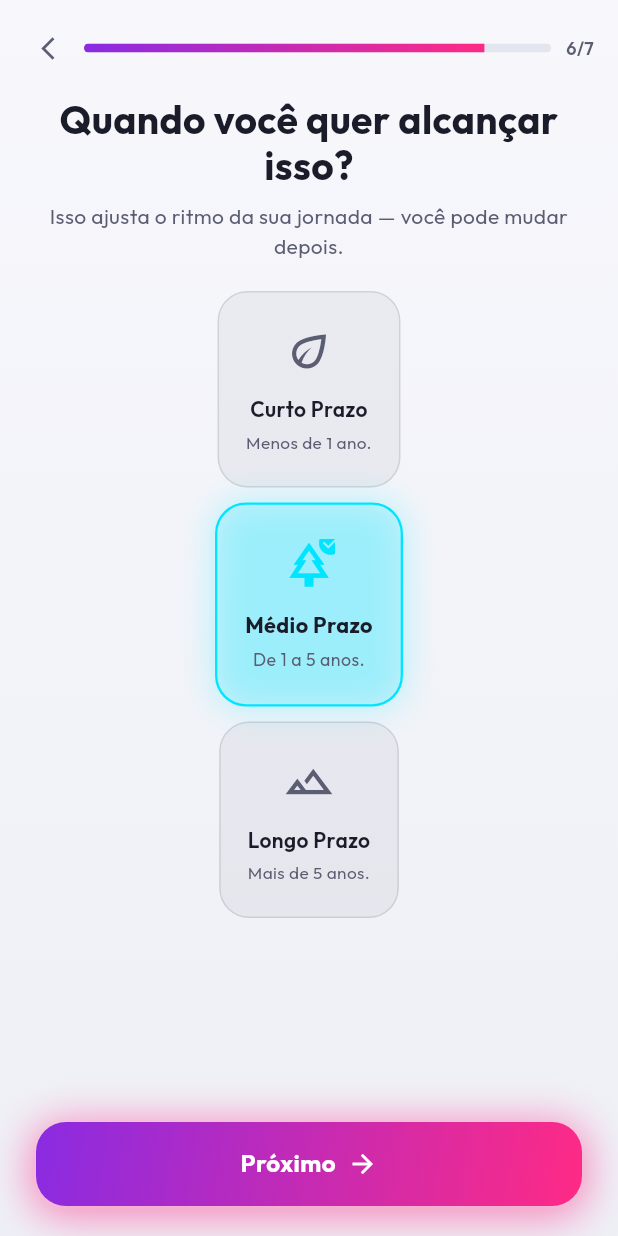
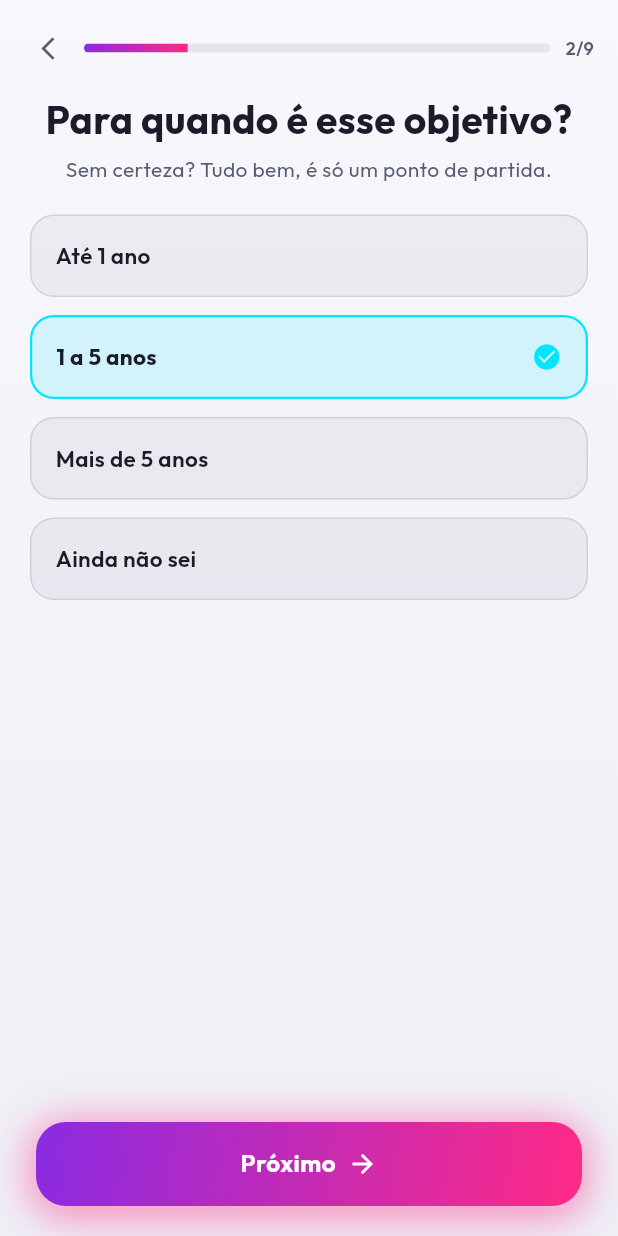
Before and after one commit to AfonsoFernando051/Petrimonium-Academy, a Flutter app: the TimeHorizonScreen screen opened directly, on a phone screen of 412 x 824 dp. Run offline on Flutter 3.47's test engine with Material 3 defaults, Android fonts, the phone set to English and light mode, and no system bars; our stand-ins replace fl_chart, flutter_markdown_plus, flutter_secure_storage, google_fonts, google_sign_in, lottie and 5 more; accounts and stored records are empty; statements that could not run were skipped.

Commit message:
feat: update investment horizon options and adjust onboarding steps for clarity

```diff
--- a/lib/core/utils/translator.dart
+++ b/lib/core/utils/translator.dart
@@ -124,9 +124,8 @@ class Translator {
       AppStrings.missionCompleteLabel: "Missão Concluída",
       AppStrings.missionCompoundInterestTitle: "Aprenda sobre juros compostos",
 
-      AppStrings.timeHorizonTitle: "Quando você quer alcançar isso?",
-      AppStrings.timeHorizonSubtitle:
-          "Isso ajusta o ritmo da sua jornada — você pode mudar depois.",
+      AppStrings.timeHorizonTitle: "Para quando é esse objetivo?",
+      AppStrings.timeHorizonSubtitle: "Sem certeza? Tudo bem, é só um ponto de partida.",
 
       AppStrings.journeyReadyTitle: "Sua jornada está pronta.",
       AppStrings.journeyReadySubtitle: "Agora é hora de começar a evoluir.",
@@ -750,9 +749,8 @@ class Translator {
       AppStrings.missionCompleteLabel: "Mission Complete",
       AppStrings.missionCompoundInterestTitle: "Learn about compound interest",
 
-      AppStrings.timeHorizonTitle: "When do you want to achieve it?",
-      AppStrings.timeHorizonSubtitle:
-          "This paces your journey — you can change it later.",
+      AppStrings.timeHorizonTitle: "When is this goal for?",
+      AppStrings.timeHorizonSubtitle: "Not sure? That's fine, it's just a starting point.",
 
       AppStrings.journeyReadyTitle: "Your journey is ready.",
       AppStrings.journeyReadySubtitle: "Now it's time to start evolving.",
@@ -1374,9 +1372,8 @@ class Translator {
       AppStrings.missionCompoundInterestTitle:
           "Aprende sobre el interés compuesto",
 
-      AppStrings.timeHorizonTitle: "¿Cuándo quieres lograrlo?",
-      AppStrings.timeHorizonSubtitle:
-          "Esto marca el ritmo de tu viaje — puedes cambiarlo después.",
+      AppStrings.timeHorizonTitle: "¿Para cuándo es ese objetivo?",
+      AppStrings.timeHorizonSubtitle: "¿No estás seguro? Está bien, es solo un punto de partida.",
 
       AppStrings.journeyReadyTitle: "Tu viaje está listo.",
       AppStrings.journeyReadySubtitle:
--- a/lib/features/onboarding/presentation/screens/financial_goal_screen.dart
+++ b/lib/features/onboarding/presentation/screens/financial_goal_screen.dart
@@ -50,8 +50,8 @@ class _FinancialGoalScreenState extends State<FinancialGoalScreen> {
   @override
   Widget build(BuildContext context) {
     return OnboardingScaffold(
-      step: 5,
-      totalSteps: 7,
+      step: 1,
+      totalSteps: 9,
       title: Translator.translate(AppStrings.financialGoalTitle),
       subtitle: Translator.translate(AppStrings.financialGoalSubtitle),
       ctaLabel: Translator.translate(AppStrings.financialGoalContinue),
--- a/lib/features/onboarding/presentation/screens/time_horizon_screen.dart
+++ b/lib/features/onboarding/presentation/screens/time_horizon_screen.dart
@@ -20,7 +20,7 @@ class TimeHorizonScreen extends StatefulWidget {
 }
 
 class _TimeHorizonScreenState extends State<TimeHorizonScreen> {
-  InvestmentHorizonEnum _selected = InvestmentHorizonEnum.mediumTerm;
+  InvestmentHorizonEnum _selected = InvestmentHorizonEnum.oneToFiveYears;
   bool _isSaving = false;
 
   void _select(InvestmentHorizonEnum horizon) {
@@ -46,9 +46,8 @@ class _TimeHorizonScreenState extends State<TimeHorizonScreen> {
   @override
   Widget build(BuildContext context) {
     return OnboardingScaffold(
-      step: 6,
-      totalSteps: 7,
-      maxContentWidth: 760,
+      step: 2,
+      totalSteps: 9,
       title: Translator.translate(AppStrings.timeHorizonTitle),
       subtitle: Translator.translate(AppStrings.timeHorizonSubtitle),
       ctaLabel: Translator.translate(AppStrings.onboardingNext),
@@ -57,65 +56,11 @@ class _TimeHorizonScreenState extends State<TimeHorizonScreen> {
       body: Column(
         mainAxisSize: MainAxisSize.min,
         children: [
-          LayoutBuilder(
-            builder: (context, constraints) {
-              final isWide = constraints.maxWidth > 620;
-              final cards = [
           for (final horizon in InvestmentHorizonEnum.values)
-                  _HorizonCard(
+            _HorizonRow(
               horizon: horizon,
               isSelected: horizon == _selected,
               onTap: () => _select(horizon),
-                    expand: isWide,
-                  ),
-              ];
-              if (!isWide) {
-                return Column(
-                  mainAxisSize: MainAxisSize.min,
-                  children: [
-                    for (final c in cards)
-                      Padding(
-                        padding: const EdgeInsets.only(bottom: 12),
-                        child: c,
-                      ),
-                  ],
-                );
-              }
-              return Stack(
-                alignment: Alignment.center,
-                children: [
-                  Container(
-                    height: 1.5,
-                    margin: const EdgeInsets.symmetric(horizontal: 48),
-                    decoration: BoxDecoration(
-                      gradient: LinearGradient(
-                        colors: [
-                          AppColors.neonCyan.withValues(alpha: 0.05),
-                          AppColors.neonCyan.withValues(alpha: 0.35),
-                          AppColors.neonPink.withValues(alpha: 0.05),
-                        ],
-                      ),
-                    ),
-                  ),
-                  IntrinsicHeight(
-                    child: Row(
-                      crossAxisAlignment: CrossAxisAlignment.stretch,
-                      children: [
-                        for (final c in cards)
-                          Expanded(
-                            child: Padding(
-                              padding: const EdgeInsets.symmetric(
-                                horizontal: 8,
-                              ),
-                              child: c,
-                            ),
-                          ),
-                      ],
-                    ),
-                  ),
-                ],
-              );
-            },
             ),
         ],
       ),
@@ -123,100 +68,47 @@ class _TimeHorizonScreenState extends State<TimeHorizonScreen> {
   }
 }
 
-class _HorizonCard extends StatelessWidget {
-  const _HorizonCard({
-    required this.horizon,
-    required this.isSelected,
-    required this.onTap,
-    required this.expand,
-  });
+class _HorizonRow extends StatelessWidget {
+  const _HorizonRow({required this.horizon, required this.isSelected, required this.onTap});
 
   final InvestmentHorizonEnum horizon;
   final bool isSelected;
   final VoidCallback onTap;
-  final bool expand;
 
   @override
   Widget build(BuildContext context) {
     final tokens = context.colors;
-    return Material(
+    return Padding(
+      padding: const EdgeInsets.only(bottom: 12),
+      child: Material(
         color: Colors.transparent,
         child: InkWell(
           onTap: onTap,
-        borderRadius: BorderRadius.circular(20),
-        child: AnimatedScale(
-          scale: isSelected ? 1.03 : 1.0,
-          duration: const Duration(milliseconds: 180),
-          curve: Curves.easeOut,
+          borderRadius: BorderRadius.circular(16),
           child: AnimatedContainer(
             duration: const Duration(milliseconds: 180),
-            padding: const EdgeInsets.symmetric(horizontal: 18, vertical: 22),
+            padding: const EdgeInsets.symmetric(horizontal: 16, vertical: 16),
             decoration: BoxDecoration(
-              color: isSelected
-                  ? AppColors.neonCyan.withValues(alpha: 0.14)
-                  : tokens.textPrimary.withValues(alpha: 0.05),
-              borderRadius: BorderRadius.circular(20),
+              color: isSelected ? AppColors.neonCyan.withValues(alpha: 0.14) : tokens.textPrimary.withValues(alpha: 0.05),
+              borderRadius: BorderRadius.circular(16),
               border: Border.all(
-                color: isSelected
-                    ? AppColors.neonCyan
-                    : tokens.textPrimary.withValues(alpha: 0.12),
+                color: isSelected ? AppColors.neonCyan : tokens.textPrimary.withValues(alpha: 0.12),
                 width: isSelected ? 1.5 : 1,
               ),
-              boxShadow: isSelected
-                  ? [
-                      BoxShadow(
-                        color: AppColors.neonCyan.withValues(alpha: 0.25),
-                        blurRadius: 18,
-                        spreadRadius: 1,
             ),
-                    ]
-                  : null,
-            ),
-            child: Column(
-              mainAxisSize: MainAxisSize.min,
+            child: Row(
               children: [
-                Stack(
-                  alignment: Alignment.center,
-                  children: [
-                    Icon(
-                      horizon.icon,
-                      color: isSelected
-                          ? AppColors.neonCyan
-                          : tokens.textSecondary,
-                      size: 34,
-                    ),
-                    if (isSelected)
-                      const Positioned(
-                        right: -6,
-                        top: -6,
-                        child: Icon(
-                          Icons.check_circle,
-                          color: AppColors.neonCyan,
-                          size: 18,
-                        ),
-                      ),
-                  ],
-                ),
-                const SizedBox(height: 12),
-                Text(
+                Expanded(
+                  child: Text(
                     horizon.label,
-                  textAlign: TextAlign.center,
                     style: TextStyle(
                       color: tokens.textPrimary,
-                    fontSize: 14,
+                      fontSize: 15,
                       fontWeight: isSelected ? FontWeight.bold : FontWeight.w600,
                     ),
                   ),
-                const SizedBox(height: 4),
-                Text(
-                  horizon.description,
-                  textAlign: TextAlign.center,
-                  style: TextStyle(
-                    color: tokens.textSecondary,
-                    fontSize: 11.5,
-                    height: 1.3,
                 ),
-                ),
+                if (isSelected) const Icon(Icons.check_circle, color: AppColors.neonCyan, size: 20),
               ],
             ),
           ),
--- a/lib/features/pet/data/models/investment_horizon_enum.dart
+++ b/lib/features/pet/data/models/investment_horizon_enum.dart
@@ -1,37 +1,21 @@
-import 'package:flutter/material.dart';
-
 /// How long the user expects to keep investing before needing the money
-/// back, chosen during pet profile creation. Mirrors the onboarding
-/// assessment's "horizonte de tempo" question, kept as a standalone
-/// selection here rather than a scored risk input.
-enum InvestmentHorizonEnum { shortTerm, mediumTerm, longTerm }
+/// back, chosen during onboarding's "Para quando é esse objetivo?" step.
+/// Matches the Notion mockup's 4 concrete options exactly (a "not sure yet"
+/// option, not just three abstract terms).
+enum InvestmentHorizonEnum { upToOneYear, oneToFiveYears, moreThanFiveYears, notSureYet }
 
 extension InvestmentHorizonEnumDisplay on InvestmentHorizonEnum {
   String get label => switch (this) {
-    InvestmentHorizonEnum.shortTerm => 'Curto Prazo',
-    InvestmentHorizonEnum.mediumTerm => 'Médio Prazo',
-    InvestmentHorizonEnum.longTerm => 'Longo Prazo',
-  };
-
-  String get description => switch (this) {
-    InvestmentHorizonEnum.shortTerm => 'Menos de 1 ano.',
-    InvestmentHorizonEnum.mediumTerm => 'De 1 a 5 anos.',
-    InvestmentHorizonEnum.longTerm => 'Mais de 5 anos.',
-  };
-
-  /// A growth metaphor (sprout → park → mountain) rather than literal clocks
-  /// — reinforces "further out = more mature" for the onboarding Time
-  /// Horizon screen, where this is shown as a large icon per option.
-  IconData get icon => switch (this) {
-    InvestmentHorizonEnum.shortTerm => Icons.eco_outlined,
-    InvestmentHorizonEnum.mediumTerm => Icons.park_outlined,
-    InvestmentHorizonEnum.longTerm => Icons.terrain_outlined,
+    InvestmentHorizonEnum.upToOneYear => 'Até 1 ano',
+    InvestmentHorizonEnum.oneToFiveYears => '1 a 5 anos',
+    InvestmentHorizonEnum.moreThanFiveYears => 'Mais de 5 anos',
+    InvestmentHorizonEnum.notSureYet => 'Ainda não sei',
   };
 
   static InvestmentHorizonEnum fromName(String? name) {
     return InvestmentHorizonEnum.values.firstWhere(
       (h) => h.name == name,
-      orElse: () => InvestmentHorizonEnum.mediumTerm,
+      orElse: () => InvestmentHorizonEnum.oneToFiveYears,
     );
   }
 }
```
Also changed, not shown: 4 other files. Lines whose indentation alone changed are shown as unchanged.
